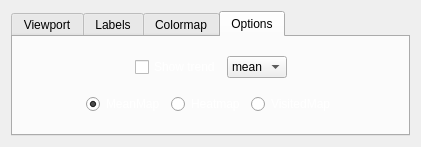
FXIhub/hummingbird, file src/interface/ui/image_window_settings.ui: the form before one commit.
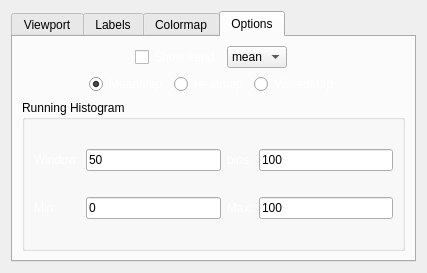
The form after the commit.

Commit message: First version of running Histogram in image window, need to improve appearance

Diff of the .ui file:
```diff
--- a/src/interface/ui/image_window_settings.ui
+++ b/src/interface/ui/image_window_settings.ui
@@ -6,8 +6,8 @@
    <rect>
     <x>0</x>
     <y>0</y>
-    <width>421</width>
-    <height>147</height>
+    <width>427</width>
+    <height>273</height>
    </rect>
   </property>
   <property name="windowTitle">
@@ -843,7 +843,7 @@
       <attribute name="title">
        <string>Options</string>
       </attribute>
-      <layout class="QGridLayout" name="gridLayout_4">
+      <layout class="QGridLayout" name="gridLayout_5">
        <item row="0" column="0">
         <layout class="QGridLayout" name="gridLayout_2">
          <item row="0" column="2">
@@ -978,7 +978,7 @@
          </item>
         </layout>
        </item>
-       <item row="1" column="0">
+       <item row="1" column="0" colspan="2">
         <layout class="QHBoxLayout" name="horizontalLayout_6">
          <item>
           <spacer name="horizontalSpacer_13">
@@ -1143,6 +1143,219 @@
          </item>
         </layout>
        </item>
+       <item row="2" column="0" colspan="2">
+        <widget class="QGroupBox" name="groupBox">
+         <property name="title">
+          <string>Running Histogram</string>
+         </property>
+         <layout class="QGridLayout" name="gridLayout_4">
+          <item row="0" column="3">
+           <widget class="QLabel" name="label_4">
+            <property name="palette">
+             <palette>
+              <active>
+               <colorrole role="WindowText">
+                <brush brushstyle="SolidPattern">
+                 <color alpha="255">
+                  <red>255</red>
+                  <green>255</green>
+                  <blue>255</blue>
+                 </color>
+                </brush>
+               </colorrole>
+              </active>
+              <inactive>
+               <colorrole role="WindowText">
+                <brush brushstyle="SolidPattern">
+                 <color alpha="255">
+                  <red>255</red>
+                  <green>255</green>
+                  <blue>255</blue>
+                 </color>
+                </brush>
+               </colorrole>
+              </inactive>
+              <disabled>
+               <colorrole role="WindowText">
+                <brush brushstyle="SolidPattern">
+                 <color alpha="255">
+                  <red>69</red>
+                  <green>69</green>
+                  <blue>69</blue>
+                 </color>
+                </brush>
+               </colorrole>
+              </disabled>
+             </palette>
+            </property>
+            <property name="text">
+             <string>bins:</string>
+            </property>
+           </widget>
+          </item>
+          <item row="1" column="3">
+           <widget class="QLabel" name="label_6">
+            <property name="palette">
+             <palette>
+              <active>
+               <colorrole role="WindowText">
+                <brush brushstyle="SolidPattern">
+                 <color alpha="255">
+                  <red>255</red>
+                  <green>255</green>
+                  <blue>255</blue>
+                 </color>
+                </brush>
+               </colorrole>
+              </active>
+              <inactive>
+               <colorrole role="WindowText">
+                <brush brushstyle="SolidPattern">
+                 <color alpha="255">
+                  <red>255</red>
+                  <green>255</green>
+                  <blue>255</blue>
+                 </color>
+                </brush>
+               </colorrole>
+              </inactive>
+              <disabled>
+               <colorrole role="WindowText">
+                <brush brushstyle="SolidPattern">
+                 <color alpha="255">
+                  <red>69</red>
+                  <green>69</green>
+                  <blue>69</blue>
+                 </color>
+                </brush>
+               </colorrole>
+              </disabled>
+             </palette>
+            </property>
+            <property name="text">
+             <string>Max:</string>
+            </property>
+           </widget>
+          </item>
+          <item row="1" column="2">
+           <widget class="QLineEdit" name="runningHistMin">
+            <property name="text">
+             <string>0</string>
+            </property>
+           </widget>
+          </item>
+          <item row="1" column="1">
+           <widget class="QLabel" name="label_8">
+            <property name="palette">
+             <palette>
+              <active>
+               <colorrole role="WindowText">
+                <brush brushstyle="SolidPattern">
+                 <color alpha="255">
+                  <red>255</red>
+                  <green>255</green>
+                  <blue>255</blue>
+                 </color>
+                </brush>
+               </colorrole>
+              </active>
+              <inactive>
+               <colorrole role="WindowText">
+                <brush brushstyle="SolidPattern">
+                 <color alpha="255">
+                  <red>255</red>
+                  <green>255</green>
+                  <blue>255</blue>
+                 </color>
+                </brush>
+               </colorrole>
+              </inactive>
+              <disabled>
+               <colorrole role="WindowText">
+                <brush brushstyle="SolidPattern">
+                 <color alpha="255">
+                  <red>69</red>
+                  <green>69</green>
+                  <blue>69</blue>
+                 </color>
+                </brush>
+               </colorrole>
+              </disabled>
+             </palette>
+            </property>
+            <property name="text">
+             <string>Min:</string>
+            </property>
+           </widget>
+          </item>
+          <item row="0" column="4">
+           <widget class="QLineEdit" name="runningHistBins">
+            <property name="text">
+             <string>100</string>
+            </property>
+           </widget>
+          </item>
+          <item row="1" column="4">
+           <widget class="QLineEdit" name="runningHistMax">
+            <property name="text">
+             <string>100</string>
+            </property>
+           </widget>
+          </item>
+          <item row="0" column="1">
+           <widget class="QLabel" name="label_3">
+            <property name="palette">
+             <palette>
+              <active>
+               <colorrole role="WindowText">
+                <brush brushstyle="SolidPattern">
+                 <color alpha="255">
+                  <red>255</red>
+                  <green>255</green>
+                  <blue>255</blue>
+                 </color>
+                </brush>
+               </colorrole>
+              </active>
+              <inactive>
+               <colorrole role="WindowText">
+                <brush brushstyle="SolidPattern">
+                 <color alpha="255">
+                  <red>255</red>
+                  <green>255</green>
+                  <blue>255</blue>
+                 </color>
+                </brush>
+               </colorrole>
+              </inactive>
+              <disabled>
+               <colorrole role="WindowText">
+                <brush brushstyle="SolidPattern">
+                 <color alpha="255">
+                  <red>69</red>
+                  <green>69</green>
+                  <blue>69</blue>
+                 </color>
+                </brush>
+               </colorrole>
+              </disabled>
+             </palette>
+            </property>
+            <property name="text">
+             <string>Window:</string>
+            </property>
+           </widget>
+          </item>
+          <item row="0" column="2">
+           <widget class="QLineEdit" name="runningHistWindow">
+            <property name="text">
+             <string>50</string>
+            </property>
+           </widget>
+          </item>
+         </layout>
+        </widget>
+       </item>
       </layout>
       <zorder>layoutWidget_2</zorder>
       <zorder>layoutWidget_3</zorder>
```
Left out of the diff: 3 changed lines with no effect on the pictures. The commit also changes 4 other files.
